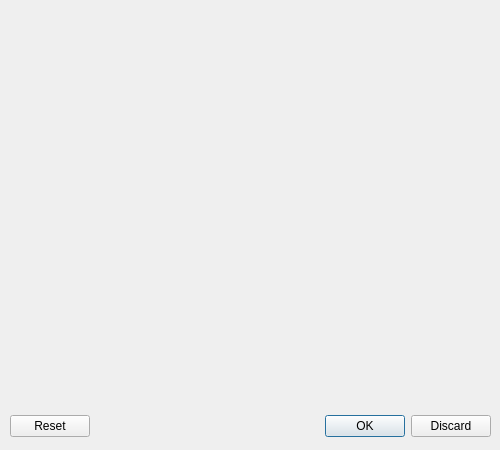
Qt form winconfig.ui (petrilakm/mtb-unis-config) before a commit.
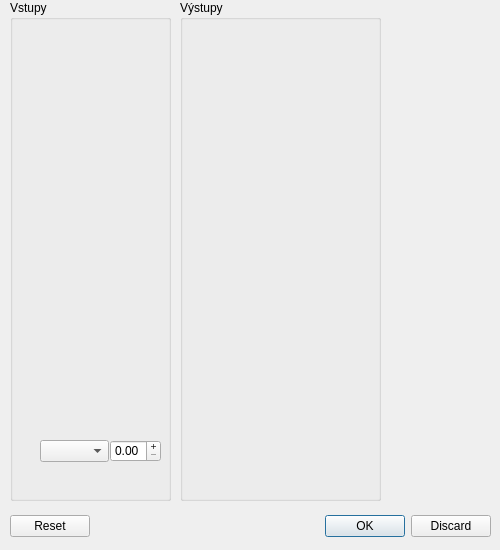
The same form after that commit.

```diff
--- a/winconfig.ui
+++ b/winconfig.ui
@@ -7,7 +7,7 @@
     <x>0</x>
     <y>0</y>
     <width>500</width>
-    <height>450</height>
+    <height>550</height>
    </rect>
   </property>
   <property name="sizePolicy">
@@ -19,13 +19,13 @@
   <property name="minimumSize">
    <size>
     <width>500</width>
-    <height>450</height>
+    <height>550</height>
    </size>
   </property>
   <property name="maximumSize">
    <size>
     <width>500</width>
-    <height>450</height>
+    <height>550</height>
    </size>
   </property>
   <property name="windowTitle">
@@ -35,7 +35,7 @@
    <property name="geometry">
     <rect>
      <x>10</x>
-     <y>410</y>
+     <y>510</y>
      <width>481</width>
      <height>32</height>
     </rect>
@@ -53,6 +53,68 @@
     <set>QDialogButtonBox::Discard|QDialogButtonBox::Ok|QDialogButtonBox::Reset</set>
    </property>
   </widget>
+  <widget class="QWidget" name="widget" native="true">
+   <property name="geometry">
+    <rect>
+     <x>0</x>
+     <y>0</y>
+     <width>501</width>
+     <height>511</height>
+    </rect>
+   </property>
+   <widget class="QGroupBox" name="gbIns">
+    <property name="geometry">
+     <rect>
+      <x>10</x>
+      <y>0</y>
+      <width>161</width>
+      <height>501</height>
+     </rect>
+    </property>
+    <property name="title">
+     <string>Vstupy</string>
+    </property>
+    <widget class="QComboBox" name="cbInputTypeSet">
+     <property name="geometry">
+      <rect>
+       <x>30</x>
+       <y>440</y>
+       <width>69</width>
+       <height>22</height>
+      </rect>
+     </property>
+    </widget>
+    <widget class="QDoubleSpinBox" name="dsbInputDelaySet">
+     <property name="geometry">
+      <rect>
+       <x>100</x>
+       <y>440</y>
+       <width>51</width>
+       <height>22</height>
+      </rect>
+     </property>
+     <property name="frame">
+      <bool>true</bool>
+     </property>
+     <property name="buttonSymbols">
+      <enum>QAbstractSpinBox::PlusMinus</enum>
+     </property>
+    </widget>
+   </widget>
+   <widget class="QGroupBox" name="gbOuts">
+    <property name="geometry">
+     <rect>
+      <x>180</x>
+      <y>0</y>
+      <width>201</width>
+      <height>501</height>
+     </rect>
+    </property>
+    <property name="title">
+     <string>Výstupy</string>
+    </property>
+   </widget>
+  </widget>
  </widget>
  <resources/>
  <connections>
```
Left out of the diff: 4 changed lines with no effect on the pictures.
